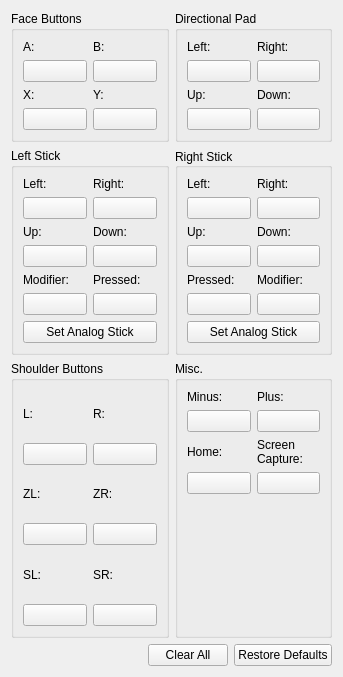
Before: the Qt Designer form src/yuzu/configuration/configure_input.ui in yuzu-emu-mirror/yuzu, drawn with Qt 5.
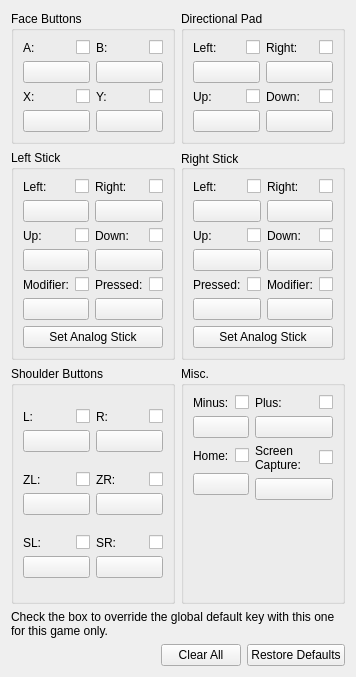
After: the same form once the commit is applied.

Commit message: configure_input: Port to support both per-game and global modes

```diff
--- a/src/yuzu/configuration/configure_input.ui
+++ b/src/yuzu/configuration/configure_input.ui
@@ -31,6 +31,8 @@
         <item row="0" column="0">
          <layout class="QVBoxLayout" name="buttonMiscMinusVerticalLayout">
           <item>
+           <layout class="QHBoxLayout" name="buttonMiscMinusHorizontalLayout">
+            <item>
            <widget class="QLabel" name="labelMinus">
             <property name="text">
              <string>Minus:</string>
@@ -38,6 +40,24 @@
            </widget>
           </item>
           <item>
+             <widget class="QCheckBox" name="checkboxMinus">
+              <property name="sizePolicy">
+               <sizepolicy hsizetype="Fixed" vsizetype="Fixed">
+                <horstretch>0</horstretch>
+                <verstretch>0</verstretch>
+               </sizepolicy>
+              </property>
+              <property name="text">
+               <string/>
+              </property>
+              <property name="checkable">
+               <bool>true</bool>
+              </property>
+             </widget>
+            </item>
+           </layout>
+          </item>
+          <item>
            <widget class="QPushButton" name="buttonMinus">
             <property name="text">
              <string/>
@@ -49,6 +69,8 @@
         <item row="0" column="1">
          <layout class="QVBoxLayout" name="buttonMiscPlusVerticalLayout">
           <item>
+           <layout class="QHBoxLayout" name="buttonMiscPlusHorizontalLayout">
+            <item>
            <widget class="QLabel" name="labelPlus">
             <property name="text">
              <string>Plus:</string>
@@ -56,6 +78,24 @@
            </widget>
           </item>
           <item>
+             <widget class="QCheckBox" name="checkboxPlus">
+              <property name="sizePolicy">
+               <sizepolicy hsizetype="Fixed" vsizetype="Fixed">
+                <horstretch>0</horstretch>
+                <verstretch>0</verstretch>
+               </sizepolicy>
+              </property>
+              <property name="text">
+               <string/>
+              </property>
+              <property name="checkable">
+               <bool>true</bool>
+              </property>
+             </widget>
+            </item>
+           </layout>
+          </item>
+          <item>
            <widget class="QPushButton" name="buttonPlus">
             <property name="text">
              <string/>
@@ -67,6 +107,8 @@
         <item row="1" column="0">
          <layout class="QVBoxLayout" name="buttonMiscHomeVerticalLayout">
           <item>
+           <layout class="QHBoxLayout" name="buttonMiscHomeHorizontalLayout">
+            <item>
            <widget class="QLabel" name="labelHome">
             <property name="text">
              <string>Home:</string>
@@ -74,6 +116,24 @@
            </widget>
           </item>
           <item>
+             <widget class="QCheckBox" name="checkboxHome">
+              <property name="sizePolicy">
+               <sizepolicy hsizetype="Fixed" vsizetype="Fixed">
+                <horstretch>0</horstretch>
+                <verstretch>0</verstretch>
+               </sizepolicy>
+              </property>
+              <property name="text">
+               <string/>
+              </property>
+              <property name="checkable">
+               <bool>true</bool>
+              </property>
+             </widget>
+            </item>
+           </layout>
+          </item>
+          <item>
            <widget class="QPushButton" name="buttonHome">
             <property name="text">
              <string/>
@@ -82,25 +142,6 @@
           </item>
          </layout>
         </item>
-        <item row="1" column="1">
-         <layout class="QVBoxLayout" name="buttonMiscScrCapVerticalLayout">
-          <item>
-           <widget class="QLabel" name="labelScrCap">
-            <property name="text">
-             <string>Screen
-Capture:</string>
-            </property>
-           </widget>
-          </item>
-          <item>
-           <widget class="QPushButton" name="buttonScreenshot">
-            <property name="text">
-             <string/>
-            </property>
-           </widget>
-          </item>
-         </layout>
-        </item>
         <item row="2" column="1">
          <spacer name="verticalSpacer">
           <property name="orientation">
@@ -114,6 +155,47 @@
           </property>
          </spacer>
         </item>
+        <item row="1" column="1">
+         <layout class="QVBoxLayout" name="buttonMiscScrCapVerticalLayout">
+          <item>
+           <layout class="QHBoxLayout" name="buttonMiscScrCapHorizontalLayout">
+            <item>
+             <widget class="QLabel" name="labelScreenshot">
+              <property name="text">
+               <string>Screen Capture:</string>
+              </property>
+              <property name="wordWrap">
+               <bool>true</bool>
+              </property>
+             </widget>
+            </item>
+            <item>
+             <widget class="QCheckBox" name="checkboxScreenshot">
+              <property name="sizePolicy">
+               <sizepolicy hsizetype="Fixed" vsizetype="Fixed">
+                <horstretch>0</horstretch>
+                <verstretch>0</verstretch>
+               </sizepolicy>
+              </property>
+              <property name="text">
+               <string/>
+              </property>
+              <property name="checkable">
+               <bool>true</bool>
+              </property>
+             </widget>
+            </item>
+           </layout>
+          </item>
+          <item>
+           <widget class="QPushButton" name="buttonScreenshot">
+            <property name="text">
+             <string/>
+            </property>
+           </widget>
+          </item>
+         </layout>
+        </item>
        </layout>
       </widget>
      </item>
@@ -132,6 +214,8 @@
         <item row="0" column="0">
          <layout class="QVBoxLayout" name="buttonFaceButtonsAVerticalLayout">
           <item>
+           <layout class="QHBoxLayout" name="buttonFaceButtonsAHorizontalLayout">
+            <item>
            <widget class="QLabel" name="labelA">
             <property name="text">
              <string>A:</string>
@@ -139,6 +223,24 @@
            </widget>
           </item>
           <item>
+             <widget class="QCheckBox" name="checkboxA">
+              <property name="sizePolicy">
+               <sizepolicy hsizetype="Fixed" vsizetype="Fixed">
+                <horstretch>0</horstretch>
+                <verstretch>0</verstretch>
+               </sizepolicy>
+              </property>
+              <property name="text">
+               <string/>
+              </property>
+              <property name="checkable">
+               <bool>true</bool>
+              </property>
+             </widget>
+            </item>
+           </layout>
+          </item>
+          <item>
            <widget class="QPushButton" name="buttonA">
             <property name="text">
              <string/>
@@ -150,6 +252,8 @@
         <item row="0" column="1">
          <layout class="QVBoxLayout" name="buttonFaceButtonsBVerticalLayout">
           <item>
+           <layout class="QHBoxLayout" name="buttonFaceButtonsBHorizontalLayout">
+            <item>
            <widget class="QLabel" name="labelB">
             <property name="text">
              <string>B:</string>
@@ -157,6 +261,24 @@
            </widget>
           </item>
           <item>
+             <widget class="QCheckBox" name="checkboxB">
+              <property name="sizePolicy">
+               <sizepolicy hsizetype="Fixed" vsizetype="Fixed">
+                <horstretch>0</horstretch>
+                <verstretch>0</verstretch>
+               </sizepolicy>
+              </property>
+              <property name="text">
+               <string/>
+              </property>
+              <property name="checkable">
+               <bool>true</bool>
+              </property>
+             </widget>
+            </item>
+           </layout>
+          </item>
+          <item>
            <widget class="QPushButton" name="buttonB">
             <property name="text">
              <string/>
@@ -168,6 +290,8 @@
         <item row="1" column="0">
          <layout class="QVBoxLayout" name="buttonFaceButtonsXVerticalLayout">
           <item>
+           <layout class="QHBoxLayout" name="buttonFaceButtonsXHorizontalLayout">
+            <item>
            <widget class="QLabel" name="labelX">
             <property name="text">
              <string>X:</string>
@@ -175,6 +299,24 @@
            </widget>
           </item>
           <item>
+             <widget class="QCheckBox" name="checkboxX">
+              <property name="sizePolicy">
+               <sizepolicy hsizetype="Fixed" vsizetype="Fixed">
+                <horstretch>0</horstretch>
+                <verstretch>0</verstretch>
+               </sizepolicy>
+              </property>
+              <property name="text">
+               <string/>
+              </property>
+              <property name="checkable">
+               <bool>true</bool>
+              </property>
+             </widget>
+            </item>
+           </layout>
+          </item>
+          <item>
            <widget class="QPushButton" name="buttonX">
             <property name="text">
              <string/>
@@ -186,6 +328,8 @@
         <item row="1" column="1">
          <layout class="QVBoxLayout" name="buttonFaceButtonsYVerticalLayout">
           <item>
+           <layout class="QHBoxLayout" name="buttonFaceButtonsYHorizontalLayout">
+            <item>
            <widget class="QLabel" name="labelY">
             <property name="text">
              <string>Y:</string>
@@ -193,6 +337,24 @@
            </widget>
           </item>
           <item>
+             <widget class="QCheckBox" name="checkboxY">
+              <property name="sizePolicy">
+               <sizepolicy hsizetype="Fixed" vsizetype="Fixed">
+                <horstretch>0</horstretch>
+                <verstretch>0</verstretch>
+               </sizepolicy>
+              </property>
+              <property name="text">
+               <string/>
+              </property>
+              <property name="checkable">
+               <bool>true</bool>
+              </property>
+             </widget>
+            </item>
+           </layout>
+          </item>
+          <item>
            <widget class="QPushButton" name="buttonY">
             <property name="text">
              <string/>
@@ -219,6 +381,8 @@
         <item row="1" column="0">
          <layout class="QVBoxLayout" name="buttonDpadUpVerticalLayout">
           <item>
+           <layout class="QHBoxLayout" name="buttonDpadUpHorizontalLayout">
+            <item>
            <widget class="QLabel" name="labelDpadUp">
             <property name="text">
              <string>Up:</string>
@@ -226,6 +390,24 @@
            </widget>
           </item>
           <item>
+             <widget class="QCheckBox" name="checkboxDpadUp">
+              <property name="sizePolicy">
+               <sizepolicy hsizetype="Fixed" vsizetype="Fixed">
+                <horstretch>0</horstretch>
+                <verstretch>0</verstretch>
+               </sizepolicy>
+              </property>
+              <property name="text">
+               <string/>
+              </property>
+              <property name="checkable">
+               <bool>true</bool>
+              </property>
+             </widget>
+            </item>
+           </layout>
+          </item>
+          <item>
            <widget class="QPushButton" name="buttonDpadUp">
             <property name="text">
              <string/>
@@ -237,6 +419,8 @@
         <item row="1" column="1">
          <layout class="QVBoxLayout" name="buttonDpadDownVerticalLayout">
           <item>
+           <layout class="QHBoxLayout" name="buttonDpadDownHorizontalLayout">
+            <item>
            <widget class="QLabel" name="labelDpadDown">
             <property name="text">
              <string>Down:</string>
@@ -244,6 +428,24 @@
            </widget>
           </item>
           <item>
+             <widget class="QCheckBox" name="checkboxDpadDown">
+              <property name="sizePolicy">
+               <sizepolicy hsizetype="Fixed" vsizetype="Fixed">
+                <horstretch>0</horstretch>
+                <verstretch>0</verstretch>
+               </sizepolicy>
+              </property>
+              <property name="text">
+               <string/>
+              </property>
+              <property name="checkable">
+               <bool>true</bool>
+              </property>
+             </widget>
+            </item>
+           </layout>
+          </item>
+          <item>
            <widget class="QPushButton" name="buttonDpadDown">
             <property name="text">
              <string/>
@@ -255,6 +457,8 @@
         <item row="0" column="0">
          <layout class="QVBoxLayout" name="buttonDpadLeftVerticalLayout">
           <item>
+           <layout class="QHBoxLayout" name="buttonDpadLeftHorizontalLayout">
+            <item>
            <widget class="QLabel" name="labelDpadLeft">
             <property name="text">
              <string>Left:</string>
@@ -262,6 +466,24 @@
            </widget>
           </item>
           <item>
+             <widget class="QCheckBox" name="checkboxDpadLeft">
+              <property name="sizePolicy">
+               <sizepolicy hsizetype="Fixed" vsizetype="Fixed">
+                <horstretch>0</horstretch>
+                <verstretch>0</verstretch>
+               </sizepolicy>
+              </property>
+              <property name="text">
+               <string/>
+              </property>
+              <property name="checkable">
+               <bool>true</bool>
+              </property>
+             </widget>
+            </item>
+           </layout>
+          </item>
+          <item>
            <widget class="QPushButton" name="buttonDpadLeft">
             <property name="text">
              <string/>
@@ -273,6 +495,8 @@
         <item row="0" column="1">
          <layout class="QVBoxLayout" name="buttonDpadRightVerticalLayout">
           <item>
+           <layout class="QHBoxLayout" name="buttonDpadRightHorizontalLayout">
+            <item>
            <widget class="QLabel" name="labelDpadRight">
             <property name="text">
              <string>Right:</string>
@@ -280,6 +504,24 @@
            </widget>
           </item>
           <item>
+             <widget class="QCheckBox" name="checkboxDpadRight">
+              <property name="sizePolicy">
+               <sizepolicy hsizetype="Fixed" vsizetype="Fixed">
+                <horstretch>0</horstretch>
+                <verstretch>0</verstretch>
+               </sizepolicy>
+              </property>
+              <property name="text">
+               <string/>
+              </property>
+              <property name="checkable">
+               <bool>true</bool>
+              </property>
+             </widget>
+            </item>
+           </layout>
+          </item>
+          <item>
            <widget class="QPushButton" name="buttonDpadRight">
             <property name="text">
              <string/>
@@ -306,6 +548,8 @@
         <item row="0" column="0">
          <layout class="QVBoxLayout" name="buttonShoulderButtonsLVerticalLayout">
           <item>
+           <layout class="QHBoxLayout" name="buttonShoulderButtonsLHorizontalLayout">
+            <item>
            <widget class="QLabel" name="labelL">
             <property name="text">
              <string>L:</string>
@@ -313,6 +557,24 @@
            </widget>
           </item>
           <item>
+             <widget class="QCheckBox" name="checkboxL">
+              <property name="sizePolicy">
+               <sizepolicy hsizetype="Fixed" vsizetype="Fixed">
+                <horstretch>0</horstretch>
+                <verstretch>0</verstretch>
+               </sizepolicy>
+              </property>
+              <property name="text">
+               <string/>
+              </property>
+              <property name="checkable">
+               <bool>true</bool>
+              </property>
+             </widget>
+            </item>
+           </layout>
+          </item>
+          <item>
            <widget class="QPushButton" name="buttonL">
             <property name="text">
              <string/>
@@ -324,6 +586,8 @@
         <item row="0" column="1">
          <layout class="QVBoxLayout" name="buttonShoulderButtonsRVerticalLayout">
           <item>
+           <layout class="QHBoxLayout" name="buttonShoulderButtonsRHorizontalLayout">
+            <item>
            <widget class="QLabel" name="labelR">
             <property name="text">
              <string>R:</string>
@@ -331,6 +595,24 @@
            </widget>
           </item>
           <item>
+             <widget class="QCheckBox" name="checkboxR">
+              <property name="sizePolicy">
+               <sizepolicy hsizetype="Fixed" vsizetype="Fixed">
+                <horstretch>0</horstretch>
+                <verstretch>0</verstretch>
+               </sizepolicy>
+              </property>
+              <property name="text">
+               <string/>
+              </property>
+              <property name="checkable">
+               <bool>true</bool>
+              </property>
+             </widget>
+            </item>
+           </layout>
+          </item>
+          <item>
            <widget class="QPushButton" name="buttonR">
             <property name="text">
              <string/>
@@ -342,6 +624,8 @@
         <item row="1" column="0">
          <layout class="QVBoxLayout" name="buttonShoulderButtonsZLVerticalLayout">
           <item>
+           <layout class="QHBoxLayout" name="buttonShoulderButtonsZLHorizontalLayout">
+            <item>
            <widget class="QLabel" name="labelZL">
             <property name="text">
              <string>ZL:</string>
@@ -349,6 +633,24 @@
            </widget>
           </item>
           <item>
+             <widget class="QCheckBox" name="checkboxZL">
+              <property name="sizePolicy">
+               <sizepolicy hsizetype="Fixed" vsizetype="Fixed">
+                <horstretch>0</horstretch>
+                <verstretch>0</verstretch>
+               </sizepolicy>
+              </property>
+              <property name="text">
+               <string/>
+              </property>
+              <property name="checkable">
+               <bool>true</bool>
+              </property>
+             </widget>
+            </item>
+           </layout>
+          </item>
+          <item>
            <widget class="QPushButton" name="buttonZL">
             <property name="text">
              <string/>
@@ -360,6 +662,8 @@
         <item row="1" column="1">
          <layout class="QVBoxLayout" name="buttonShoulderButtonsZRVerticalLayout">
           <item>
+           <layout class="QHBoxLayout" name="buttonShoulderButtonsZRHorizontalLayout">
+            <item>
            <widget class="QLabel" name="labelZR">
             <property name="text">
              <string>ZR:</string>
@@ -367,6 +671,24 @@
            </widget>
           </item>
           <item>
+             <widget class="QCheckBox" name="checkboxZR">
+              <property name="sizePolicy">
+               <sizepolicy hsizetype="Fixed" vsizetype="Fixed">
+                <horstretch>0</horstretch>
+                <verstretch>0</verstretch>
+               </sizepolicy>
+              </property>
+              <property name="text">
+               <string/>
+              </property>
+              <property name="checkable">
+               <bool>true</bool>
+              </property>
+             </widget>
+            </item>
+           </layout>
+          </item>
+          <item>
            <widget class="QPushButton" name="buttonZR">
             <property name="text">
              <string/>
@@ -378,6 +700,8 @@
         <item row="2" column="0">
          <layout class="QVBoxLayout" name="buttonShoulderButtonsSLVerticalLayout">
           <item>
+           <layout class="QHBoxLayout" name="buttonShoulderButtonsSLHorizontalLayout">
+            <item>
            <widget class="QLabel" name="labelSL">
             <property name="text">
              <string>SL:</string>
@@ -385,6 +709,24 @@
            </widget>
           </item>
           <item>
+             <widget class="QCheckBox" name="checkboxSL">
+              <property name="sizePolicy">
+               <sizepolicy hsizetype="Fixed" vsizetype="Fixed">
+                <horstretch>0</horstretch>
+                <verstretch>0</verstretch>
+               </sizepolicy>
+              </property>
+              <property name="text">
+               <string/>
+              </property>
+              <property name="checkable">
+               <bool>true</bool>
+              </property>
+             </widget>
+            </item>
+           </layout>
+          </item>
+          <item>
            <widget class="QPushButton" name="buttonSL">
             <property name="text">
              <string/>
@@ -396,6 +738,8 @@
         <item row="2" column="1">
          <layout class="QVBoxLayout" name="buttonShoulderButtonsSRVerticalLayout">
           <item>
+           <layout class="QHBoxLayout" name="buttonShoulderButtonsSRHorizontalLayout">
+            <item>
            <widget class="QLabel" name="labelSR">
             <property name="text">
              <string>SR:</string>
@@ -403,6 +747,24 @@
            </widget>
           </item>
           <item>
+             <widget class="QCheckBox" name="checkboxSR">
+              <property name="sizePolicy">
+               <sizepolicy hsizetype="Fixed" vsizetype="Fixed">
+                <horstretch>0</horstretch>
+                <verstretch>0</verstretch>
+               </sizepolicy>
+              </property>
+              <property name="text">
+               <string/>
+              </property>
+              <property name="checkable">
+               <bool>true</bool>
+              </property>
+             </widget>
+            </item>
+           </layout>
+          </item>
+          <item>
            <widget class="QPushButton" name="buttonSR">
             <property name="text">
              <string/>
@@ -432,6 +794,8 @@
         <item row="1" column="1">
          <layout class="QVBoxLayout" name="buttonRStickDownVerticalLayout">
           <item>
+           <layout class="QHBoxLayout" name="buttonRStickDownHorizontalLayout">
+            <item>
            <widget class="QLabel" name="labelRStickDown">
             <property name="text">
              <string>Down:</string>
@@ -439,6 +803,24 @@
            </widget>
           </item>
           <item>
+             <widget class="QCheckBox" name="checkboxRStickDown">
+              <property name="sizePolicy">
+               <sizepolicy hsizetype="Fixed" vsizetype="Fixed">
+                <horstretch>0</horstretch>
+                <verstretch>0</verstretch>
+               </sizepolicy>
+              </property>
+              <property name="text">
+               <string/>
+              </property>
+              <property name="checkable">
+               <bool>true</bool>
+              </property>
+             </widget>
+            </item>
+           </layout>
+          </item>
+          <item>
            <widget class="QPushButton" name="buttonRStickDown">
             <property name="text">
              <string/>
@@ -450,6 +832,8 @@
         <item row="0" column="1">
          <layout class="QVBoxLayout" name="buttonRStickRightVerticalLayout">
           <item>
+           <layout class="QHBoxLayout" name="buttonRStickRightHorizontalLayout">
+            <item>
            <widget class="QLabel" name="labelRStickRight">
             <property name="text">
              <string>Right:</string>
@@ -457,6 +841,24 @@
            </widget>
           </item>
           <item>
+             <widget class="QCheckBox" name="checkboxRStickRight">
+              <property name="sizePolicy">
+               <sizepolicy hsizetype="Fixed" vsizetype="Fixed">
+                <horstretch>0</horstretch>
+                <verstretch>0</verstretch>
+               </sizepolicy>
+              </property>
+              <property name="text">
+               <string/>
+              </property>
+              <property name="checkable">
+               <bool>true</bool>
+              </property>
+             </widget>
+            </item>
+           </layout>
+          </item>
+          <item>
            <widget class="QPushButton" name="buttonRStickRight">
             <property name="text">
              <string/>
@@ -475,6 +877,8 @@
         <item row="0" column="0">
          <layout class="QVBoxLayout" name="buttonRStickLeftVerticalLayout">
           <item>
+           <layout class="QHBoxLayout" name="buttonRStickLeftHorizontalLayout">
+            <item>
            <widget class="QLabel" name="labelRStickLeft">
             <property name="text">
              <string>Left:</string>
@@ -482,6 +886,24 @@
            </widget>
           </item>
           <item>
+             <widget class="QCheckBox" name="checkboxRStickLeft">
+              <property name="sizePolicy">
+               <sizepolicy hsizetype="Fixed" vsizetype="Fixed">
+                <horstretch>0</horstretch>
+                <verstretch>0</verstretch>
+               </sizepolicy>
+              </property>
+              <property name="text">
+               <string/>
+              </property>
+              <property name="checkable">
+               <bool>true</bool>
+              </property>
+             </widget>
+            </item>
+           </layout>
+          </item>
+          <item>
            <widget class="QPushButton" name="buttonRStickLeft">
             <property name="text">
              <string/>
@@ -493,6 +915,8 @@
         <item row="1" column="0">
          <layout class="QVBoxLayout" name="buttonRStickUpVerticalLayout">
           <item>
+           <layout class="QHBoxLayout" name="buttonRStickUpHorizontalLayout">
+            <item>
            <widget class="QLabel" name="labelRStickUp">
             <property name="text">
              <string>Up:</string>
@@ -500,6 +924,24 @@
            </widget>
           </item>
           <item>
+             <widget class="QCheckBox" name="checkboxRStickUp">
+              <property name="sizePolicy">
+               <sizepolicy hsizetype="Fixed" vsizetype="Fixed">
+                <horstretch>0</horstretch>
+                <verstretch>0</verstretch>
+               </sizepolicy>
+              </property>
+              <property name="text">
+               <string/>
+              </property>
+              <property name="checkable">
+               <bool>true</bool>
+              </property>
+             </widget>
+            </item>
+           </layout>
+          </item>
+          <item>
            <widget class="QPushButton" name="buttonRStickUp">
             <property name="text">
              <string/>
@@ -511,6 +953,8 @@
         <item row="2" column="0">
          <layout class="QVBoxLayout" name="buttonRStickPressedVerticalLayout">
           <item>
+           <layout class="QHBoxLayout" name="buttonRStickPressedHorizontalLayout">
+            <item>
            <widget class="QLabel" name="labelRStickPressed">
             <property name="text">
              <string>Pressed:</string>
@@ -518,6 +962,24 @@
            </widget>
           </item>
           <item>
+             <widget class="QCheckBox" name="checkboxRStickPressed">
+              <property name="sizePolicy">
+               <sizepolicy hsizetype="Fixed" vsizetype="Fixed">
+                <horstretch>0</horstretch>
+                <verstretch>0</verstretch>
+               </sizepolicy>
+              </property>
+              <property name="text">
+               <string/>
+              </property>
+              <property name="checkable">
+               <bool>true</bool>
+              </property>
+             </widget>
+            </item>
+           </layout>
+          </item>
+          <item>
            <widget class="QPushButton" name="buttonRStick">
             <property name="text">
              <string/>
@@ -529,6 +991,8 @@
         <item row="2" column="1">
          <layout class="QVBoxLayout" name="buttonRStickModVerticalLayout">
           <item>
+           <layout class="QHBoxLayout" name="buttonRStickModHorizontalLayout">
+            <item>
            <widget class="QLabel" name="labelRStickMod">
             <property name="text">
              <string>Modifier:</string>
@@ -536,6 +1000,24 @@
            </widget>
           </item>
           <item>
+             <widget class="QCheckBox" name="checkboxRStickMod">
+              <property name="sizePolicy">
+               <sizepolicy hsizetype="Fixed" vsizetype="Fixed">
+                <horstretch>0</horstretch>
+                <verstretch>0</verstretch>
+               </sizepolicy>
+              </property>
+              <property name="text">
+               <string/>
+              </property>
+              <property name="checkable">
+               <bool>true</bool>
+              </property>
+             </widget>
+            </item>
+           </layout>
+          </item>
+          <item>
            <widget class="QPushButton" name="buttonRStickMod">
             <property name="text">
              <string/>
@@ -562,6 +1044,8 @@
         <item row="1" column="1">
          <layout class="QVBoxLayout" name="buttonLStickDownVerticalLayout">
           <item>
+           <layout class="QHBoxLayout" name="buttonLStickDownHorizontalLayout">
+            <item>
            <widget class="QLabel" name="labelLStickDown">
             <property name="text">
              <string>Down:</string>
@@ -569,6 +1053,24 @@
            </widget>
           </item>
           <item>
+             <widget class="QCheckBox" name="checkboxLStickDown">
+              <property name="sizePolicy">
+               <sizepolicy hsizetype="Fixed" vsizetype="Fixed">
+                <horstretch>0</horstretch>
+                <verstretch>0</verstretch>
+               </sizepolicy>
+              </property>
+              <property name="text">
+               <string/>
+              </property>
+              <property name="checkable">
+               <bool>true</bool>
+              </property>
+             </widget>
+            </item>
+           </layout>
+          </item>
+          <item>
            <widget class="QPushButton" name="buttonLStickDown">
             <property name="text">
              <string/>
@@ -587,6 +1089,8 @@
         <item row="0" column="1">
          <layout class="QVBoxLayout" name="buttonLStickRightVerticalLayout">
           <item>
+           <layout class="QHBoxLayout" name="buttonLStickRightHorizontalLayout">
+            <item>
            <widget class="QLabel" name="labelLStickRight">
             <property name="text">
              <string>Right:</string>
@@ -594,6 +1098,24 @@
            </widget>
           </item>
           <item>
+             <widget class="QCheckBox" name="checkboxLStickRight">
+              <property name="sizePolicy">
+               <sizepolicy hsizetype="Fixed" vsizetype="Fixed">
+                <horstretch>0</horstretch>
+                <verstretch>0</verstretch>
+               </sizepolicy>
+              </property>
+              <property name="text">
+               <string/>
+              </property>
+              <property name="checkable">
+               <bool>true</bool>
+              </property>
+             </widget>
+            </item>
+           </layout>
+          </item>
+          <item>
            <widget class="QPushButton" name="buttonLStickRight">
             <property name="text">
              <string/>
@@ -605,6 +1127,8 @@
         <item row="0" column="0">
          <layout class="QVBoxLayout" name="buttonLStickLeftVerticalLayout">
           <item>
+           <layout class="QHBoxLayout" name="buttonLStickLeftHorizontalLayout_2">
+            <item>
            <widget class="QLabel" name="labelLStickLeft">
             <property name="text">
              <string>Left:</string>
@@ -612,6 +1136,24 @@
            </widget>
           </item>
           <item>
+             <widget class="QCheckBox" name="checkboxLStickLeft">
+              <property name="sizePolicy">
+               <sizepolicy hsizetype="Fixed" vsizetype="Fixed">
+                <horstretch>0</horstretch>
+                <verstretch>0</verstretch>
+               </sizepolicy>
+              </property>
+              <property name="text">
+               <string/>
+              </property>
+              <property name="checkable">
+               <bool>true</bool>
+              </property>
+             </widget>
+            </item>
+           </layout>
+          </item>
+          <item>
            <widget class="QPushButton" name="buttonLStickLeft">
             <property name="text">
              <string/>
@@ -623,6 +1165,8 @@
         <item row="1" column="0">
          <layout class="QVBoxLayout" name="buttonLStickUpVerticalLayout">
           <item>
+           <layout class="QHBoxLayout" name="buttonLStickUpHorizontalLayout">
+            <item>
            <widget class="QLabel" name="labelLStickUp">
             <property name="text">
              <string>Up:</string>
@@ -630,6 +1174,24 @@
            </widget>
           </item>
           <item>
+             <widget class="QCheckBox" name="checkboxLStickUp">
+              <property name="sizePolicy">
+               <sizepolicy hsizetype="Fixed" vsizetype="Fixed">
+                <horstretch>0</horstretch>
+                <verstretch>0</verstretch>
+               </sizepolicy>
+              </property>
+              <property name="text">
+               <string/>
+              </property>
+              <property name="checkable">
+               <bool>true</bool>
+              </property>
+             </widget>
+            </item>
+           </layout>
+          </item>
+          <item>
            <widget class="QPushButton" name="buttonLStickUp">
             <property name="text">
              <string/>
@@ -641,6 +1203,8 @@
         <item row="3" column="0">
          <layout class="QVBoxLayout" name="buttonLStickModVerticalLayout">
           <item>
+           <layout class="QHBoxLayout" name="buttonLStickModHorizontalLayout">
+            <item>
            <widget class="QLabel" name="labelLStickMod">
             <property name="text">
              <string>Modifier:</string>
@@ -648,6 +1212,24 @@
            </widget>
           </item>
           <item>
+             <widget class="QCheckBox" name="checkboxLStickMod">
+              <property name="sizePolicy">
+               <sizepolicy hsizetype="Fixed" vsizetype="Fixed">
+                <horstretch>0</horstretch>
+                <verstretch>0</verstretch>
+               </sizepolicy>
+              </property>
+              <property name="text">
+               <string/>
+              </property>
+              <property name="checkable">
+               <bool>true</bool>
+              </property>
+             </widget>
+            </item>
+           </layout>
+          </item>
+          <item>
            <widget class="QPushButton" name="buttonLStickMod">
             <property name="text">
              <string/>
@@ -659,6 +1241,8 @@
         <item row="3" column="1">
          <layout class="QVBoxLayout" name="buttonLStickPressedVerticalLayout" stretch="0,0">
           <item>
+           <layout class="QHBoxLayout" name="buttonLStickPressedHorizontalLayout">
+            <item>
            <widget class="QLabel" name="labelLStickPressed">
             <property name="text">
              <string>Pressed:</string>
@@ -666,6 +1250,24 @@
            </widget>
           </item>
           <item>
+             <widget class="QCheckBox" name="checkboxLStickPressed">
+              <property name="sizePolicy">
+               <sizepolicy hsizetype="Fixed" vsizetype="Fixed">
+                <horstretch>0</horstretch>
+                <verstretch>0</verstretch>
+               </sizepolicy>
+              </property>
+              <property name="text">
+               <string/>
+              </property>
+              <property name="checkable">
+               <bool>true</bool>
+              </property>
+             </widget>
+            </item>
+           </layout>
+          </item>
+          <item>
            <widget class="QPushButton" name="buttonLStick">
             <property name="text">
              <string/>
@@ -679,6 +1281,22 @@
      </item>
     </layout>
    </item>
+   <item>
+    <widget class="QLabel" name="override_label">
+     <property name="sizePolicy">
+      <sizepolicy hsizetype="Preferred" vsizetype="Preferred">
+       <horstretch>0</horstretch>
+       <verstretch>0</verstretch>
+      </sizepolicy>
+     </property>
+     <property name="text">
+      <string>Check the box to override the global default key with this one for this game only.</string>
+     </property>
+     <property name="wordWrap">
+      <bool>true</bool>
+     </property>
+    </widget>
+   </item>
    <item>
     <layout class="QHBoxLayout" name="horizontalLayout">
      <item>
```
Lines whose indentation alone changed are shown as unchanged. The commit also changes 2 other files.
